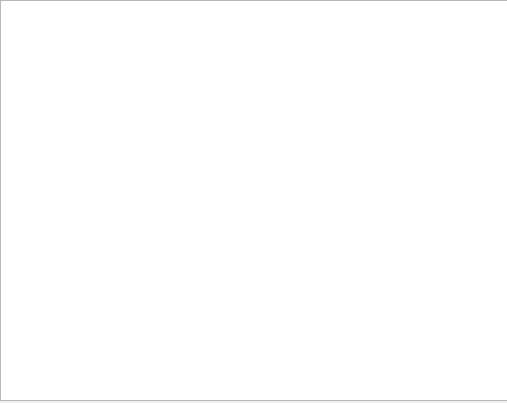
Qt form people_list.ui (VVictorWang/datastructure_course_design) before a commit.
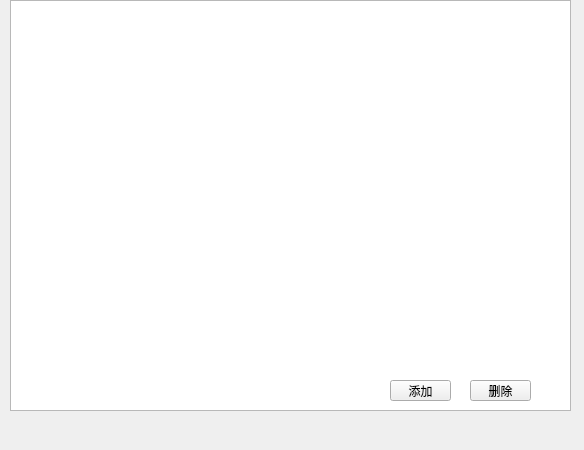
The same form after that commit.

The edit to the form file:
```diff
--- a/people_list.ui
+++ b/people_list.ui
@@ -6,8 +6,8 @@
    <rect>
     <x>0</x>
     <y>0</y>
-    <width>507</width>
-    <height>403</height>
+    <width>584</width>
+    <height>450</height>
    </rect>
   </property>
   <property name="windowTitle">
@@ -16,13 +16,39 @@
   <widget class="QListWidget" name="listWidget">
    <property name="geometry">
     <rect>
-     <x>0</x>
+     <x>10</x>
      <y>0</y>
-     <width>511</width>
-     <height>401</height>
+     <width>561</width>
+     <height>411</height>
     </rect>
    </property>
   </widget>
+  <widget class="QPushButton" name="addBtn">
+   <property name="geometry">
+    <rect>
+     <x>390</x>
+     <y>380</y>
+     <width>61</width>
+     <height>21</height>
+    </rect>
+   </property>
+   <property name="text">
+    <string>添加</string>
+   </property>
+  </widget>
+  <widget class="QPushButton" name="deleBtn">
+   <property name="geometry">
+    <rect>
+     <x>470</x>
+     <y>380</y>
+     <width>61</width>
+     <height>21</height>
+    </rect>
+   </property>
+   <property name="text">
+    <string>删除</string>
+   </property>
+  </widget>
  </widget>
  <resources/>
  <connections/>
```
